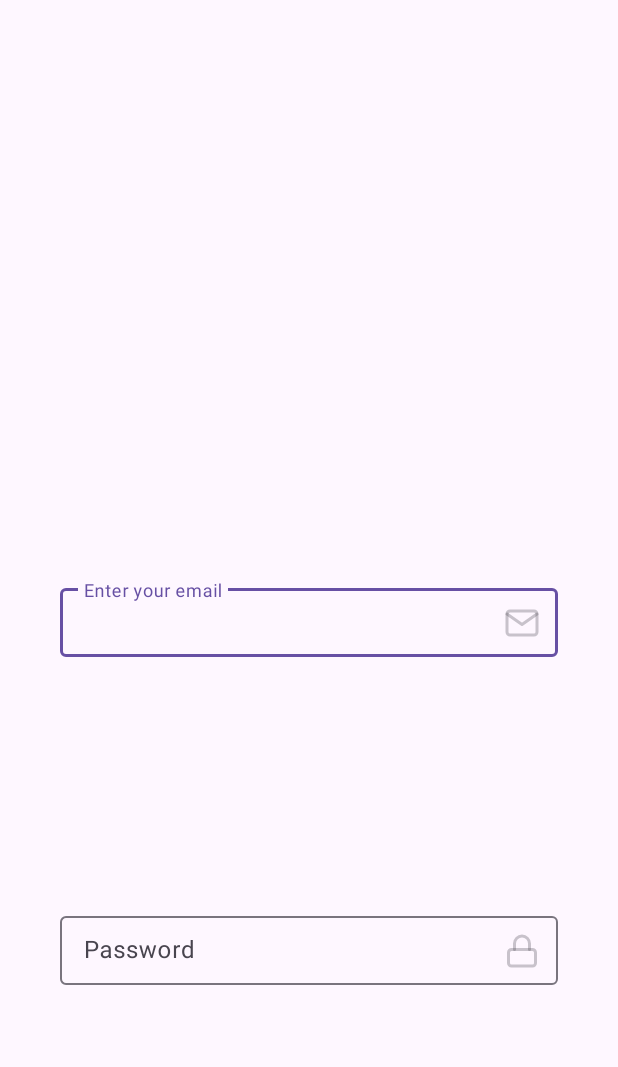
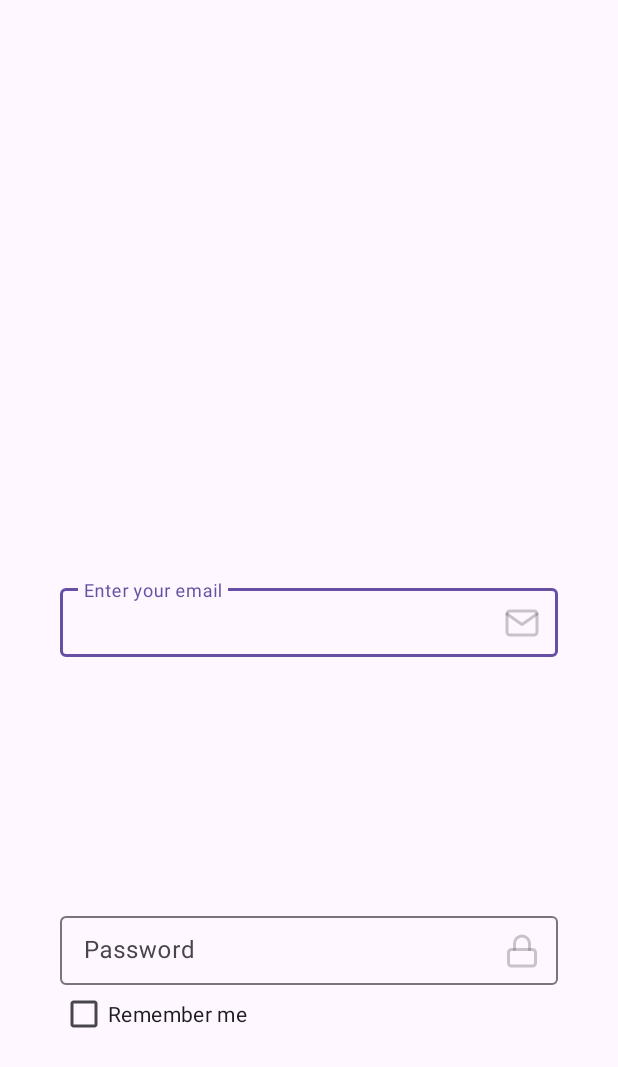
Before and after one commit to serkan-bayram/ma-assignment, an Android app: the screen it shows after launch (SignInActivity), on a phone screen of 412 x 824 dp. Shown: the top 1067 px of the screen. Run offline under Robolectric (Android 15) with nearby library versions, the phone set to English and light mode, and no system bars.

Commit message:
Add remember me checkbox

```diff
--- a/app/src/main/res/layout/sign_in_activity.xml
+++ b/app/src/main/res/layout/sign_in_activity.xml
@@ -46,4 +46,14 @@
     </com.google.android.material.textfield.TextInputLayout>
 
 
+    <CheckBox
+        android:layout_width="157dp"
+        android:layout_height="22dp"
+        android:layout_marginTop="8dp"
+        android:text="@string/remember_me_checkbox"
+        app:layout_constraintEnd_toEndOf="parent"
+        app:layout_constraintHorizontal_bias="0.157"
+        app:layout_constraintStart_toStartOf="parent"
+        app:layout_constraintTop_toBottomOf="@+id/passwordInput" />
+
 </androidx.constraintlayout.widget.ConstraintLayout>
--- a/app/src/main/res/values/strings.xml
+++ b/app/src/main/res/values/strings.xml
@@ -3,6 +3,7 @@
 
     <string name="email_input">Enter your email</string>
     <string name="password_input">Password</string>
+    <string name="remember_me_checkbox">Remember me</string>
 
 
     <string name="mail_icon_content_description">Mail Icon</string>
```
